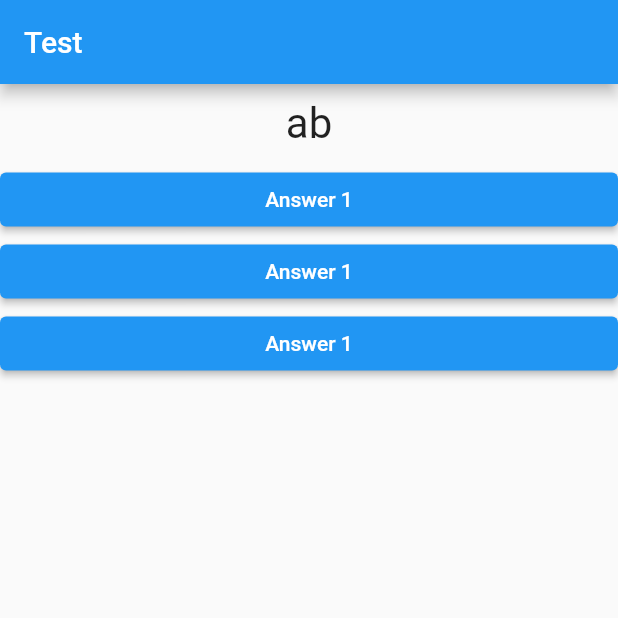
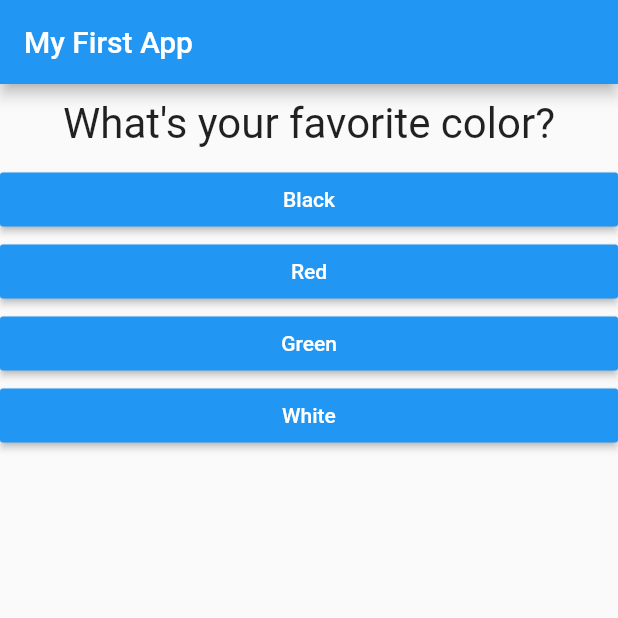
Before and after one commit to somnwal/Flutter_Example, a Flutter app: the screen it shows after launch, on a phone screen of 412 x 824 dp, the top half of it. Run offline on Flutter 3.47's test engine with Material 2 defaults, Android fonts, the phone set to English and light mode, and no system bars.

Commit message:
20230213

```diff
--- a/예제_연습/first_app/lib/answer.dart
+++ b/예제_연습/first_app/lib/answer.dart
@@ -1,20 +1,21 @@
 import 'package:flutter/material.dart';
 
 class Answer extends StatelessWidget {
-  final VoidCallback selectHandler;
+  final Function selectHandler;
+  final String answerText;
 
-  const Answer(this.selectHandler, {super.key});
+  Answer(this.selectHandler, this.answerText);
 
   @override
   Widget build(BuildContext context) {
     return Container(
-        width: double.infinity,
-        child: ElevatedButton(
-          style: ButtonStyle(
-            backgroundColor: MaterialStateProperty.all(Colors.blue),
-          ),
-          onPressed: selectHandler,
-          child: Text('Answer 1'),
-        ));
+      width: double.infinity,
+      child: RaisedButton(
+        color: Colors.blue,
+        textColor: Colors.white,
+        child: Text(answerText),
+        onPressed: selectHandler,
+      ),
+    );
   }
 }
--- a/예제_연습/first_app/lib/main.dart
+++ b/예제_연습/first_app/lib/main.dart
@@ -1,43 +1,98 @@
 import 'package:flutter/material.dart';
 
-import './question.dart';
-import './answer.dart';
+import './quiz.dart';
+import './result.dart';
+// void main() {
+//   runApp(MyApp());
+// }
 
 void main() => runApp(MyApp());
 
 class MyApp extends StatefulWidget {
   @override
   State<StatefulWidget> createState() {
-    return MyAppState();
+    // TODO: implement createState
+    return _MyAppState();
   }
 }
 
-class MyAppState extends State<MyApp> {
-  var index = 0;
+class _MyAppState extends State<MyApp> {
+  final _questions = const [
+    {
+      'questionText': 'What\'s your favorite color?',
+      'answers': [
+        {'text': 'Black', 'score': 10},
+        {'text': 'Red', 'score': 5},
+        {'text': 'Green', 'score': 3},
+        {'text': 'White', 'score': 1},
+      ],
+    },
+    {
+      'questionText': 'What\'s your favorite animal?',
+      'answers': [
+        {'text': 'Rabbit', 'score': 3},
+        {'text': 'Snake', 'score': 11},
+        {'text': 'Elephant', 'score': 5},
+        {'text': 'Lion', 'score': 9},
+      ],
+    },
+    {
+      'questionText': 'Who\'s your favorite instructor?',
+      'answers': [
+        {'text': 'Max', 'score': 1},
+        {'text': 'Max', 'score': 1},
+        {'text': 'Max', 'score': 1},
+        {'text': 'Max', 'score': 1},
+      ],
+    },
+  ];
+  var _questionIndex = 0;
+  var _totalScore = 0;
 
-  void answerQuestion() {
+  void _resetQuiz() {
     setState(() {
-      index = index + 1;
+      _questionIndex = 0;
+      _totalScore = 0;
     });
+  }
 
-    print(index);
+  void _answerQuestion(int score) {
+    // var aBool = true;
+    // aBool = false;
+
+    _totalScore += score;
+
+    setState(() {
+      _questionIndex = _questionIndex + 1;
+    });
+    print(_questionIndex);
+    if (_questionIndex < _questions.length) {
+      print('We have more questions!');
+    } else {
+      print('No more questions!');
+    }
   }
 
   @override
   Widget build(BuildContext context) {
-    var questions = ['ab', 'b', 'c'];
+    // var dummy = const ['Hello'];
+    // dummy.add('Max');
+    // print(dummy);
+    // dummy = [];
+    // questions = []; // does not work if questions is a const
 
     return MaterialApp(
       home: Scaffold(
-        appBar: AppBar(title: Text("Test")),
-        body: Column(children: [
-          Question(
-            questions[index],
-          ),
-          Answer(answerQuestion),
-          Answer(answerQuestion),
-          Answer(answerQuestion),
-        ]),
+        appBar: AppBar(
+          title: Text('My First App'),
+        ),
+        body: _questionIndex < _questions.length
+            ? Quiz(
+                answerQuestion: _answerQuestion,
+                questionIndex: _questionIndex,
+                questions: _questions,
+              )
+            : Result(_totalScore, _resetQuiz),
       ),
     );
   }
--- a/예제_연습/first_app/lib/question.dart
+++ b/예제_연습/first_app/lib/question.dart
@@ -1,21 +1,20 @@
 import 'package:flutter/material.dart';
 
 class Question extends StatelessWidget {
-  String questionText;
+  final String questionText;
 
-  Question(this.questionText, {super.key});
+  Question(this.questionText);
 
   @override
   Widget build(BuildContext context) {
     return Container(
-        width: double.infinity,
-        margin: const EdgeInsets.all(10),
-        child: Text(
-          questionText,
-          style: const TextStyle(
-            fontSize: 28,
-          ),
-          textAlign: TextAlign.center,
-        ));
+      width: double.infinity,
+      margin: EdgeInsets.all(10),
+      child: Text(
+        questionText,
+        style: TextStyle(fontSize: 28),
+        textAlign: TextAlign.center,
+      ),
+    );
   }
 }
--- /dev/null
+++ b/예제_연습/first_app/lib/quiz.dart
@@ -0,0 +1,30 @@
+import 'package:flutter/material.dart';
+
+import './question.dart';
+import './answer.dart';
+
+class Quiz extends StatelessWidget {
+  final List<Map<String, Object>> questions;
+  final int questionIndex;
+  final Function answerQuestion;
+
+  Quiz({
+    @required this.questions,
+    @required this.answerQuestion,
+    @required this.questionIndex,
+  });
+
+  @override
+  Widget build(BuildContext context) {
+    return Column(
+      children: [
+        Question(
+          questions[questionIndex]['questionText'],
+        ),
+        ...(questions[questionIndex]['answers'] as List<Map<String, Object>>).map((answer) {
+          return Answer(() => answerQuestion(answer['score']), answer['text']);
+        }).toList()
+      ],
+    );
+  }
+}
```
Also changed, not shown: 예제_연습/first_app/lib/result.dart (added, +44 -0 lines).
